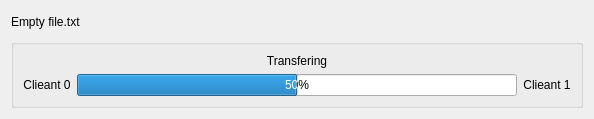
Above: filemessage.ui from GoldenDragonJD/DirectFilePushClient before the change. Below: the same form after it.
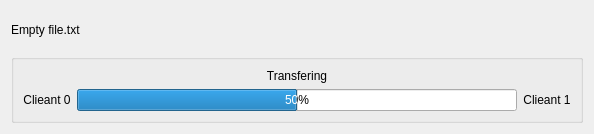
That is the form after the change.

Commit message: Added ecryption to the new features that used to expose the file name / path in the check message to make sure a file does not get overwritten.

The edit to the form file:
```diff
--- a/filemessage.ui
+++ b/filemessage.ui
@@ -7,7 +7,7 @@
     <x>0</x>
     <y>0</y>
     <width>594</width>
-    <height>119</height>
+    <height>134</height>
    </rect>
   </property>
   <property name="sizePolicy">
@@ -57,16 +57,6 @@
       <string/>
      </property>
      <layout class="QGridLayout" name="gridLayout">
-      <item row="0" column="1">
-       <widget class="QLabel" name="statusLable">
-        <property name="text">
-         <string>Transfering</string>
-        </property>
-        <property name="alignment">
-         <set>Qt::AlignmentFlag::AlignCenter</set>
-        </property>
-       </widget>
-      </item>
       <item row="1" column="0">
        <widget class="QLabel" name="fromLable">
         <property name="text">
@@ -97,6 +87,19 @@
         </property>
        </widget>
       </item>
+      <item row="0" column="0" colspan="3">
+       <widget class="QLabel" name="statusLable">
+        <property name="text">
+         <string>Transfering</string>
+        </property>
+        <property name="alignment">
+         <set>Qt::AlignmentFlag::AlignCenter</set>
+        </property>
+        <property name="wordWrap">
+         <bool>true</bool>
+        </property>
+       </widget>
+      </item>
      </layout>
     </widget>
    </item>
```
The commit also changes 1 other file.
